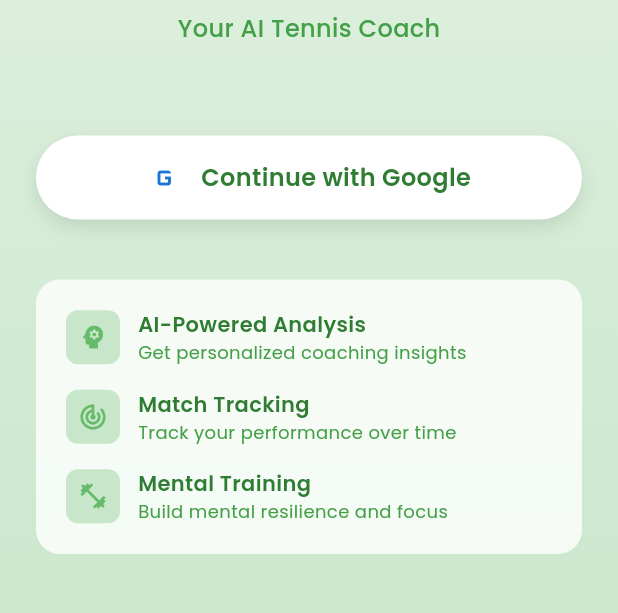
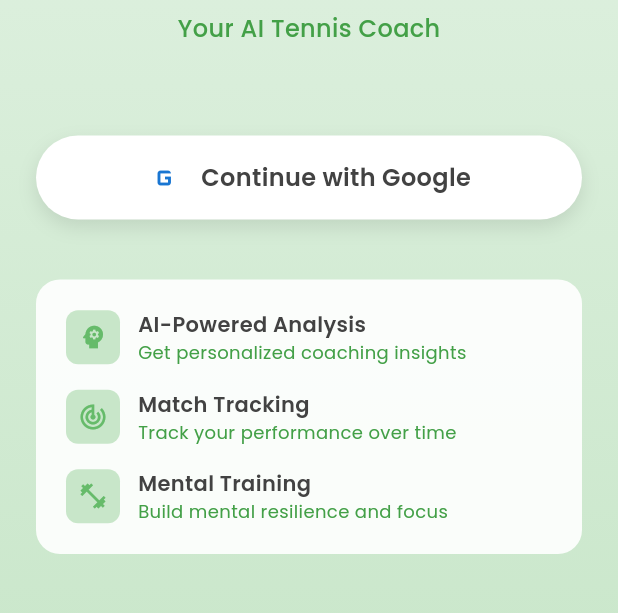
Before and after one commit to baruwaa12/TennisGPT, a Flutter app: the screen it shows after launch, on a phone screen of 412 x 824 dp, the part 496-1109 px from its top. Run offline on Flutter 3.47's test engine with Material 3 defaults, Android fonts, the light colour scheme and no system bars; our stand-ins replace flutter_secure_storage, google_fonts, google_sign_in, share_plus, shared_preferences; missing offline and left inert: purchases_flutter; network calls fail.

Commit message:
fixed keyboard and system theme issues and increased the build number

```diff
--- a/lib/screens/login_screen.dart
+++ b/lib/screens/login_screen.dart
@@ -65,10 +65,18 @@ class _LoginScreenState extends State<LoginScreen> {
   Widget build(BuildContext context) {
     final authService = Provider.of<AuthService>(context);
     final isLoading = authService.isLoading;
-    final isDark = Theme.of(context).brightness == Brightness.dark;
+    final theme = Theme.of(context);
+    final isDark = theme.brightness == Brightness.dark;
+
+    // Theme-aware colors
+    final backgroundColor = isDark ? const Color(0xFF2C2C2C) : Colors.white;
+    final textColor = isDark ? Colors.white : Colors.grey[800]!;
+    final subtitleColor = isDark ? Colors.green.shade300 : Colors.green.shade600;
 
     return Scaffold(
-      body: Container(
+      body: GestureDetector(
+        onTap: () => FocusScope.of(context).unfocus(),
+        child: Container(
           decoration: BoxDecoration(
             gradient: LinearGradient(
               begin: Alignment.topCenter,
@@ -90,7 +98,7 @@ class _LoginScreenState extends State<LoginScreen> {
                       width: 120,
                       height: 120,
                       decoration: BoxDecoration(
-                      color: isDark ? const Color(0xFF2C2C2C) : Colors.white,
+                        color: backgroundColor,
                         borderRadius: BorderRadius.circular(60),
                         boxShadow: [
                           BoxShadow(
@@ -126,19 +134,19 @@ class _LoginScreenState extends State<LoginScreen> {
                       'Your AI Tennis Coach',
                       style: GoogleFonts.poppins(
                         fontSize: 16,
-                      color: isDark ? Colors.green.shade300 : Colors.green.shade600,
+                        color: subtitleColor,
                         fontWeight: FontWeight.w500,
                       ),
                     ),
 
                     const SizedBox(height: 60),
 
-                  /// Google Sign In Button
+                    /// Google Sign In Button - fully theme-aware
                     Container(
                       width: double.infinity,
                       height: 56,
                       decoration: BoxDecoration(
-                      color: isDark ? const Color(0xFF2C2C2C) : Colors.white,
+                        color: backgroundColor,
                         borderRadius: BorderRadius.circular(28),
                         boxShadow: [
                           BoxShadow(
@@ -191,7 +199,7 @@ class _LoginScreenState extends State<LoginScreen> {
                                   style: GoogleFonts.poppins(
                                     fontSize: 16,
                                     fontWeight: FontWeight.w600,
-                                  color: isDark ? Colors.white : Colors.green.shade800,
+                                    color: textColor,
                                   ),
                                 ),
                               ],
@@ -207,9 +215,7 @@ class _LoginScreenState extends State<LoginScreen> {
                     Container(
                       padding: const EdgeInsets.all(20),
                       decoration: BoxDecoration(
-                      color: isDark
-                        ? const Color(0xFF2C2C2C).withOpacity(0.8)
-                        : Colors.white.withOpacity(0.8),
+                        color: backgroundColor.withOpacity(0.9),
                         borderRadius: BorderRadius.circular(16),
                       ),
                       child: Column(
@@ -240,6 +246,7 @@ class _LoginScreenState extends State<LoginScreen> {
             ),
           ),
         ),
+      ),
     );
   }
 
@@ -248,14 +255,20 @@ class _LoginScreenState extends State<LoginScreen> {
     required String title,
     required String subtitle,
   }) {
-    final isDark = Theme.of(context).brightness == Brightness.dark;
+    final theme = Theme.of(context);
+    final isDark = theme.brightness == Brightness.dark;
+
+    // Consistent theme-aware colors
+    final titleColor = isDark ? Colors.white : Colors.grey[800]!;
+    final subtitleColor = isDark ? Colors.grey[400]! : Colors.green.shade600;
+    final iconBgColor = isDark ? Colors.green.shade900 : Colors.green.shade100;
 
     return Row(
       children: [
         Container(
           padding: const EdgeInsets.all(8),
           decoration: BoxDecoration(
-            color: isDark ? Colors.green.shade900 : Colors.green.shade100,
+            color: iconBgColor,
             borderRadius: BorderRadius.circular(8),
           ),
           child: Icon(
@@ -274,14 +287,14 @@ class _LoginScreenState extends State<LoginScreen> {
                 style: GoogleFonts.poppins(
                   fontSize: 14,
                   fontWeight: FontWeight.w600,
-                  color: isDark ? Colors.white : Colors.green.shade800,
+                  color: titleColor,
                 ),
               ),
               Text(
                 subtitle,
                 style: GoogleFonts.poppins(
                   fontSize: 12,
-                  color: isDark ? Colors.grey[400] : Colors.green.shade600,
+                  color: subtitleColor,
                 ),
               ),
             ],
--- a/lib/services/theme_service.dart
+++ b/lib/services/theme_service.dart
@@ -87,6 +87,13 @@ class ThemeService extends ChangeNotifier {
           borderRadius: BorderRadius.circular(12),
           borderSide: const BorderSide(color: Colors.green, width: 2),
         ),
+        hintStyle: TextStyle(color: Colors.grey[500]),
+        labelStyle: TextStyle(color: Colors.grey[700]),
+      ),
+      textSelectionTheme: TextSelectionThemeData(
+        cursorColor: Colors.green,
+        selectionColor: Colors.green.withOpacity(0.3),
+        selectionHandleColor: Colors.green,
       ),
       elevatedButtonTheme: ElevatedButtonThemeData(
         style: ElevatedButton.styleFrom(
@@ -147,6 +154,12 @@ class ThemeService extends ChangeNotifier {
           borderSide: const BorderSide(color: Colors.green, width: 2),
         ),
         hintStyle: TextStyle(color: Colors.grey[500]),
+        labelStyle: TextStyle(color: Colors.grey[400]),
+      ),
+      textSelectionTheme: TextSelectionThemeData(
+        cursorColor: Colors.green,
+        selectionColor: Colors.green.withOpacity(0.3),
+        selectionHandleColor: Colors.green,
       ),
       elevatedButtonTheme: ElevatedButtonThemeData(
         style: ElevatedButton.styleFrom(
--- a/pubspec.yaml
+++ b/pubspec.yaml
@@ -16,7 +16,7 @@ publish_to: 'none' # Remove this line if you wish to publish to pub.dev
 # https://developer.apple.com/library/archive/documentation/General/Reference/InfoPlistKeyReference/Articles/CoreFoundationKeys.html
 # In Windows, build-name is used as the major, minor, and patch parts
 # of the product and file versions while build-number is used as the build suffix.
-version: 1.0.0+20
+version: 1.0.0+21
 
 environment:
   sdk: '>=3.0.0 <4.0.0'
```
Also changed, not shown: lib/screens/emotional_reset_screen.dart (+8 -3 lines), lib/screens/mental_check_in_screen.dart (+8 -3 lines), lib/screens/tactical_coach_screen.dart (+6 -1 lines). Lines whose indentation alone changed are shown as unchanged.
